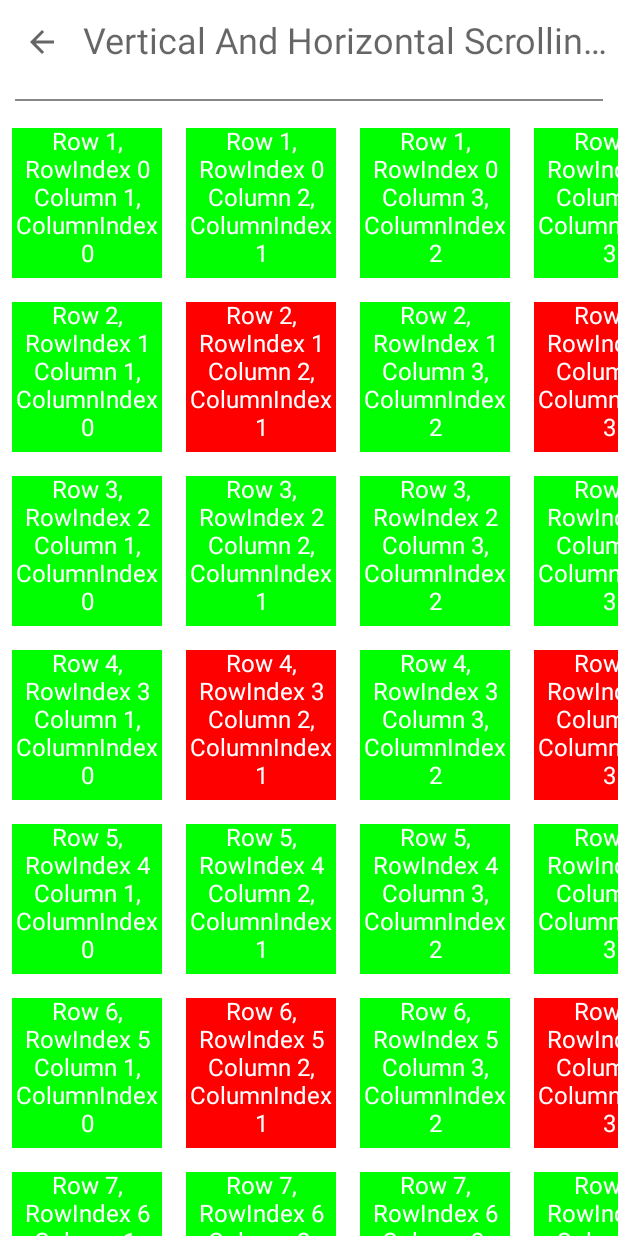
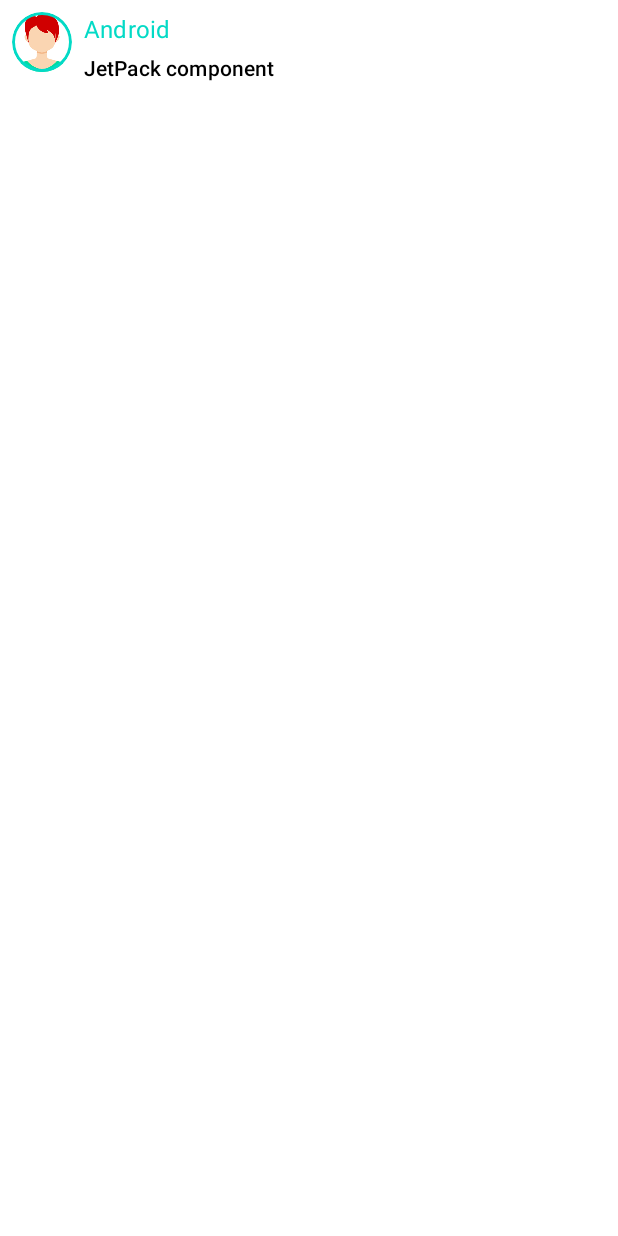
Before and after one commit to Royal201709/JetpackComposeTutorials, an Android app built with Jetpack Compose: the screen it shows after launch (VerticalAndHorizontalScrollingActivity before the commit, BasicUIComponentView after it), after a tap on an icon or button, on a phone screen of 412 x 824 dp. Run offline under Robolectric (Android 15) with nearby library versions, the phone set to English and light mode, and no system bars; our stand-ins replace constraintlayout-compose.

Commit message:
created activity for jetpack component

```diff
--- a/app/src/main/AndroidManifest.xml
+++ b/app/src/main/AndroidManifest.xml
@@ -47,6 +47,10 @@
         <activity
             android:name=".ui.activities.LazyColumnAndSimpleListActivity"
             android:exported="true" />
+
+        <activity
+            android:name=".ui.activities.BasicUIComponentView"
+            android:exported="true" />
         <activity
             android:name=".ui.activities.VerticalAndHorizontalScrollingActivity"
             android:exported="true"
--- /dev/null
+++ b/app/src/main/java/ca/camerax/jetpackcomposetutorials/model/Message.kt
@@ -0,0 +1,3 @@
+package ca.camerax.jetpackcomposetutorials.model
+
+data class Message(val auther:String,val body:String)
--- /dev/null
+++ b/app/src/main/java/ca/camerax/jetpackcomposetutorials/ui/activities/BasicUIComponentView.kt
@@ -0,0 +1,64 @@
+package ca.camerax.jetpackcomposetutorials.ui.activities
+
+import android.content.res.Configuration
+import android.os.Bundle
+import androidx.activity.ComponentActivity
+import androidx.activity.compose.setContent
+import androidx.compose.foundation.Image
+import androidx.compose.foundation.border
+import androidx.compose.foundation.layout.*
+import androidx.compose.foundation.shape.CircleShape
+import androidx.compose.material.MaterialTheme
+import androidx.compose.material.Text
+import androidx.compose.runtime.Composable
+import androidx.compose.ui.Modifier
+import androidx.compose.ui.draw.clip
+import androidx.compose.ui.res.painterResource
+import androidx.compose.ui.tooling.preview.Preview
+import androidx.compose.ui.unit.dp
+import ca.camerax.jetpackcomposetutorials.R
+import ca.camerax.jetpackcomposetutorials.model.Message
+
+class BasicUIComponentView : ComponentActivity() {
+    override fun onCreate(savedInstanceState: Bundle?) {
+        super.onCreate(savedInstanceState)
+        setContent {
+            DisplayName(Message("Android", "JetPack component"))
+        }
+    }
+
+    @Composable
+    fun DisplayName(message: Message) {
+        Row(modifier = Modifier.padding(8.dp)) {
+            Image(
+                painter = painterResource(id = R.drawable.img),
+                contentDescription = "Contact profile picture",
+                modifier = Modifier
+                    .size(40.dp)
+                    .clip(CircleShape)
+                    .border(1.5.dp, MaterialTheme.colors.secondary, CircleShape)
+            )
+            Spacer(modifier = Modifier.width(8.dp))
+            Column {
+                Text(
+                    text = message.auther,
+                    color = MaterialTheme.colors.secondary,
+                    style = MaterialTheme.typography.subtitle1
+                )
+                Spacer(modifier = Modifier.height(2.dp))
+                Text(text = message.body, style = MaterialTheme.typography.subtitle2)
+            }
+        }
+
+    }
+
+    @Preview(name = "Light Mode")
+    @Preview(
+        name = "Dark Mode", uiMode = Configuration.UI_MODE_NIGHT_YES,
+        showBackground = true
+    )
+    @Composable
+    fun PreviewDisplayName() {
+        DisplayName(Message("Team", "you should start jetpack UI component"))
+    }
+}
--- a/app/src/main/java/ca/camerax/jetpackcomposetutorials/ui/activities/MainActivity.kt
+++ b/app/src/main/java/ca/camerax/jetpackcomposetutorials/ui/activities/MainActivity.kt
@@ -256,7 +256,7 @@ fun getUserList(state: MutableState<TextFieldValue>): MutableList<User> {
 fun onItemClick(selectedItemIndex: Int = 0, context: Context) {
 
     when (selectedItemIndex) {
-        1 -> {
+      /*  1 -> {
             context.startTargetActivity(VerticalAndHorizontalScrollingActivity())
         }
         2 -> {
@@ -270,8 +270,12 @@ fun onItemClick(selectedItemIndex: Int = 0, context: Context) {
         }
         5 -> {
             context.startTargetActivity(BottomNavigationActivity())
-        } else -> {
-        context.startTargetActivity(BottomNavigationActivity())
+        }*/
+        1 -> {
+            context.startTargetActivity(BasicUIComponentView())
+        }
+        else -> {
+        context.startTargetActivity(BasicUIComponentView())
         }
     }
 }
```
